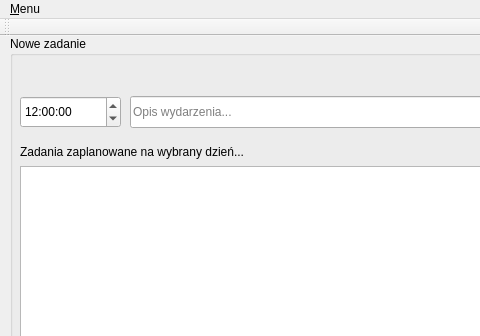
Before: the Qt Designer form terminarz/mainwindow.ui in awojcik64/terminarz, drawn with Qt 5; both pictures show x 0 to 480 and y 0 to 336 of the 1181 by 511 pixel window.
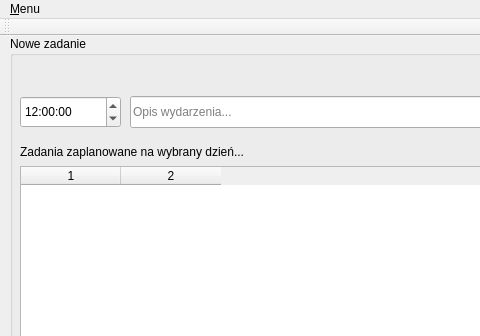
After: the same form once the commit is applied.

What changed in the file:
```diff
--- a/terminarz/mainwindow.ui
+++ b/terminarz/mainwindow.ui
@@ -100,6 +100,11 @@
        <height>291</height>
       </rect>
      </property>
+     <property name="columnCount">
+      <number>2</number>
+     </property>
+     <column/>
+     <column/>
     </widget>
    </widget>
    <widget class="QCalendarWidget" name="calendarWidget">
```
Left out of the diff: 2 changed lines with no effect on the pictures.
